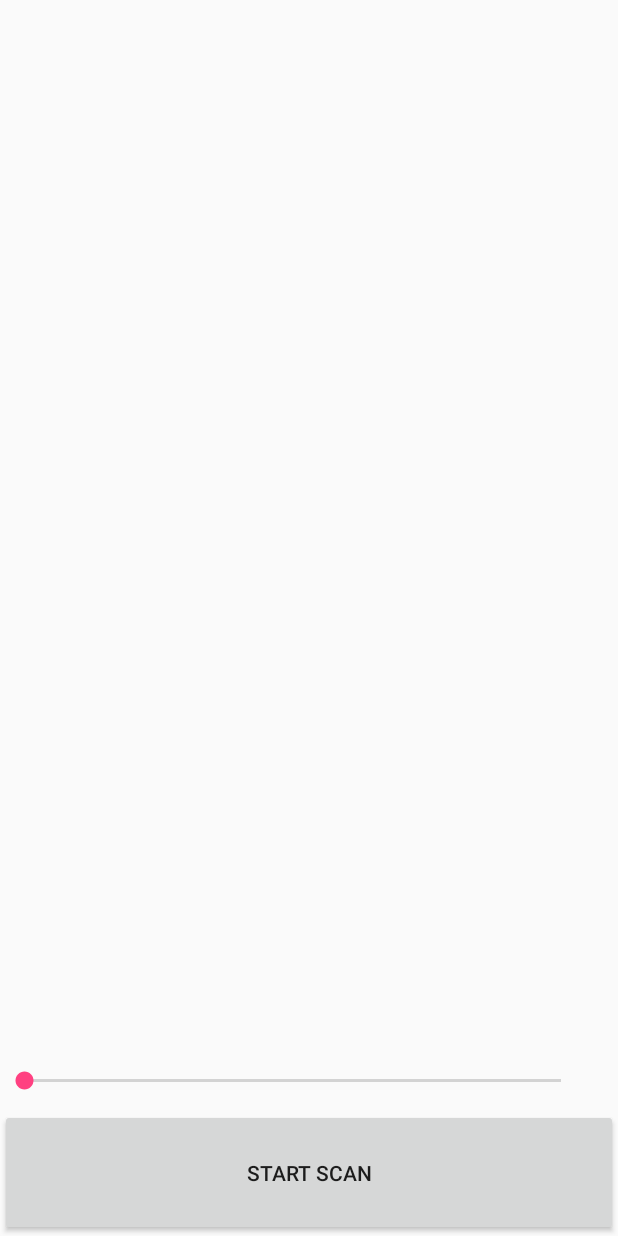
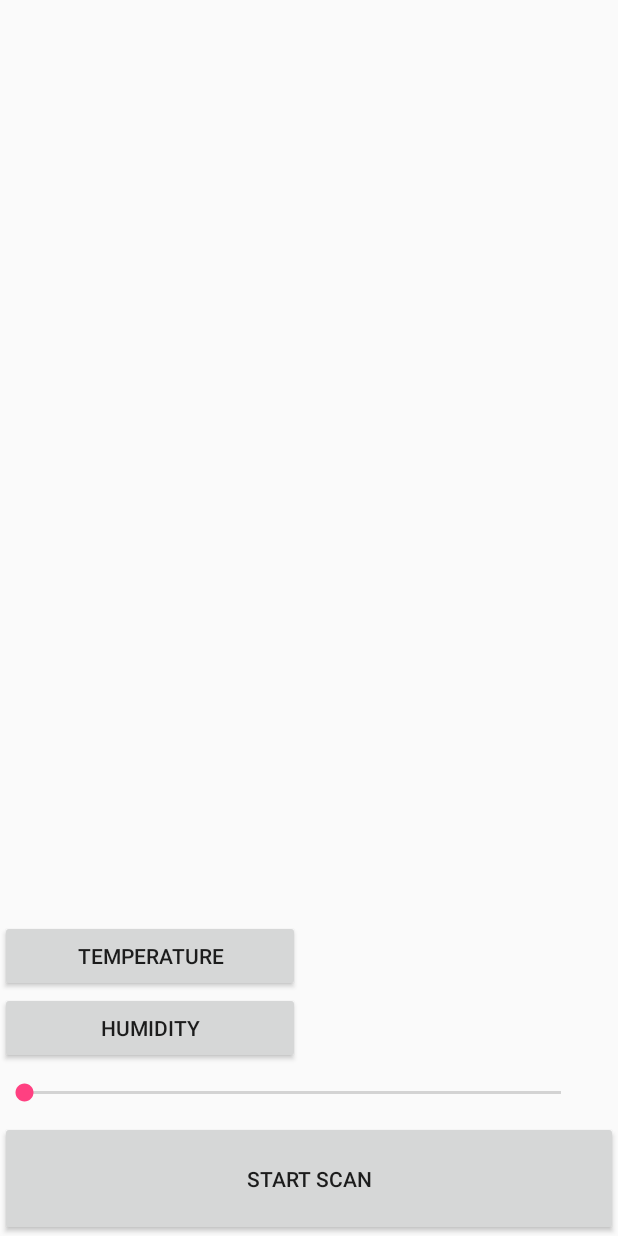
Before and after one commit to Stunkymonkey/mobile-computing, an Android app: the layout activity_main.xml on its own in the app's theme, with its tools: preview values and no code run, on a phone screen of 412 x 824 dp. Run offline under Robolectric (Android 15) with nearby library versions, the light colour scheme and no system bars.

Commit message:
Exercise 2.1 + 2.2

```diff
--- a/uebung2/Task1/app/src/main/java/team11/task1/Utils.java
+++ b/uebung2/Task1/app/src/main/java/team11/task1/Utils.java
@@ -51,4 +51,10 @@ public class Utils {
         }
         return data;
     }
+
+    public static final byte[] intToByteArray(int value) {
+        return new byte[] {
+                (byte)(value >>> 8),
+                (byte)value};
+    }
 }
--- a/uebung2/Task1/app/src/main/res/layout/activity_main.xml
+++ b/uebung2/Task1/app/src/main/res/layout/activity_main.xml
@@ -15,13 +15,25 @@
         tools:ignore="Suspicious0dp">
     </ScrollView>
 
+    <Button
+        android:id="@+id/button_temp"
+        android:layout_height="wrap_content"
+        android:layout_width="200dp"
+        android:text="temperature" />
+
+    <Button
+        android:id="@+id/button_hum"
+        android:layout_height="wrap_content"
+        android:layout_width="200dp"
+        android:text="humidity"
+        />
+
     <SeekBar
         android:id="@+id/seekBar1"
         android:layout_width="390dp"
         android:layout_height="wrap_content"
         android:padding="10dp"
-        android:layout_marginTop="26dp"
-        android:max="10" />
+        android:max="65535" />
 
     <Button
         android:layout_width="match_parent"
```
Also changed, not shown: uebung2/Task1/app/src/main/java/team11/task1/MainActivity.java (+80 -18 lines).
